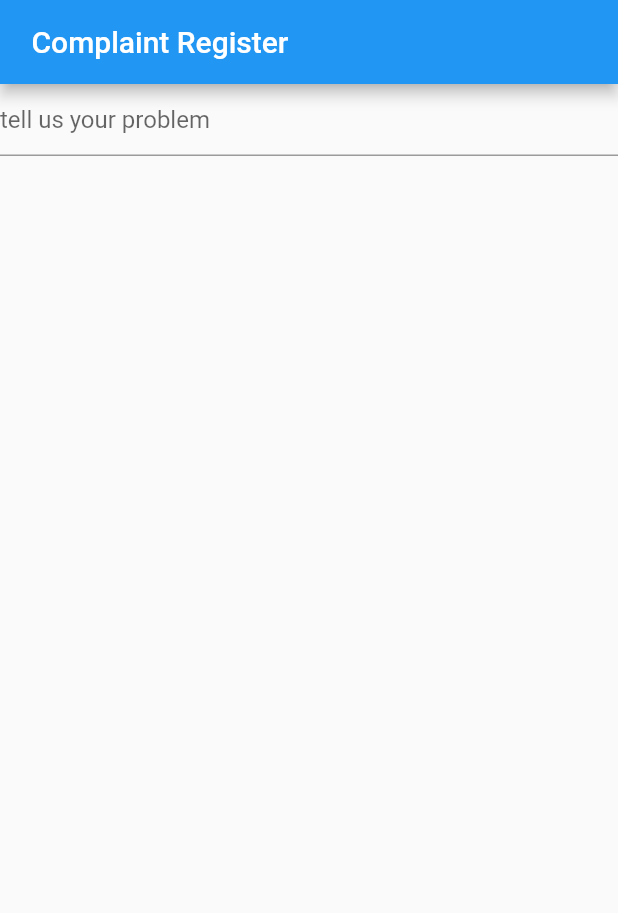
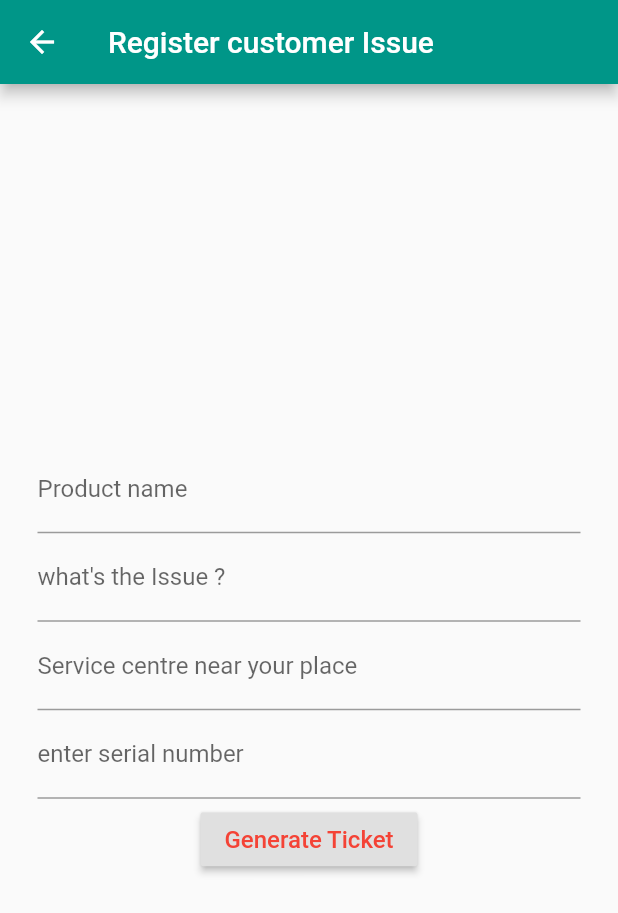
Before and after one commit to INTERNS-LXI-TECHNOLOGIES/Flutter-Workshop, a Flutter app: the screen it shows after launch, after a tap on "Register Complaint", on a phone screen of 412 x 824 dp. Shown: the top 913 px of the screen. Run offline on Flutter 3.47's test engine with Material 2 defaults, Android fonts, the phone set to English and light mode, and no system bars.

Commit message:
http://jira.bytatech.com:8080/browse/IN-8058

```diff
--- a/customerApp/lib/main.dart
+++ b/customerApp/lib/main.dart
@@ -11,8 +11,11 @@ class MyApp extends StatelessWidget {
   @override
   Widget build(BuildContext context) {
     return MaterialApp(
+      theme: ThemeData(
+        primarySwatch: Colors.teal
+      ),
       routes: {
-        '/addComplaint': (context) => AddComplaint(),
+        '/addComplaint': (context) => FormScreen(),
         '/purchase': (context) => Purchase(),
       },
       title: 'Esquire CustomerApp',
--- a/customerApp/lib/src/addComplaint.dart
+++ b/customerApp/lib/src/addComplaint.dart
@@ -1,47 +1,72 @@
 import 'package:customerApp/widget/customForm.dart';
 import 'package:flutter/material.dart';
 
-class AddComplaint extends StatelessWidget {
-  static const String _title = ' Complaint Register ';
-  final _formKey = GlobalKey<FormState>();
+class FormScreen extends StatefulWidget {
+  @override
+  State<StatefulWidget> createState() {
+    return FormScreenState();
+  }
+}
 
-  @override
+class FormScreenState extends State<FormScreen> {
+  String name;
+//  String email;
+//  String password;
+//  String phoneNumber;
+  final GlobalKey<FormState> formKey = GlobalKey<FormState>();
+
+  Widget buildName() {
+    return TextFormField(
+      decoration: InputDecoration(labelText: "Product name"),
+//      validator: (String value)(
+//         if(value.isEmpty)(
+//        return "Name is required"
+//      )
+//      )
+    );
+  }
+
+  Widget buildEmail() {
+    return TextFormField(
+        decoration: InputDecoration(labelText: "what's the Issue ?"),
+    );
+  }
+
+  Widget buildPassWord() {
+    return TextFormField(
+        decoration: InputDecoration(labelText: "enter serial number"),
+    );
+  }
+
+  Widget buildNumber() {
+    return TextFormField(
+        decoration: InputDecoration(labelText: "Service centre near your place"),
+    );
+  }
+
   Widget build(BuildContext context) {
-    return MaterialApp(
-      title: _title,
-      home: Scaffold(
-        appBar: AppBar(title: const Text(_title)),
-        body: MyStatefulWidget(),
-
+    return Scaffold(
+      appBar: AppBar(title: Text("Register customer Issue")),
+      body: Container(
+        margin: EdgeInsets.all(25),
+        child: Form(
+          child: Column(
+            mainAxisAlignment: MainAxisAlignment.center,
+            children: <Widget>[
+              buildName(),
+              buildEmail(),
+              buildNumber(),
+              buildPassWord(),
+              SizedBox(height:3,),
+              RaisedButton(
+                child: Text(
+                  "Generate Ticket", style: TextStyle(color: Colors.red, fontSize: 16),),
+                onPressed: () => (Text("Done")),
+              )
+            ],
+          ),
+        ),
       ),
     );
   }
 }
-
-class MyStatefulWidget extends StatefulWidget {
-  MyStatefulWidget({Key key}) : super(key: key);
-
-  @override
-  _MyStatefulWidgetState createState() => _MyStatefulWidgetState();
-}
-
-class _MyStatefulWidgetState extends State<MyStatefulWidget> {
-  @override
-  Widget build(BuildContext context) {
-    return CustomForm();
-  }
-}
-
-class ProductWidget extends StatefulWidget {
-  ProductWidget({Key key}) : super(key: key);
-
-  @override
-  _MyStatefulWidgetState createState() => _MyStatefulWidgetState();
-}
-
-class _ProductWidgetState extends State<ProductWidget> {
-  @override
-  Widget build(BuildContext context) {
-    return ProductForm();
-  }
-}
```
